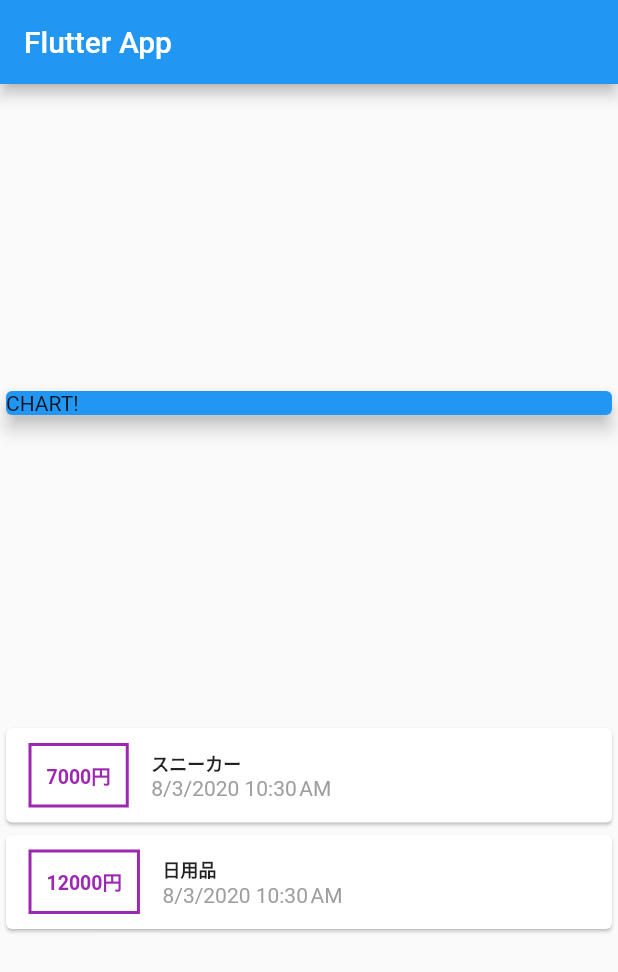
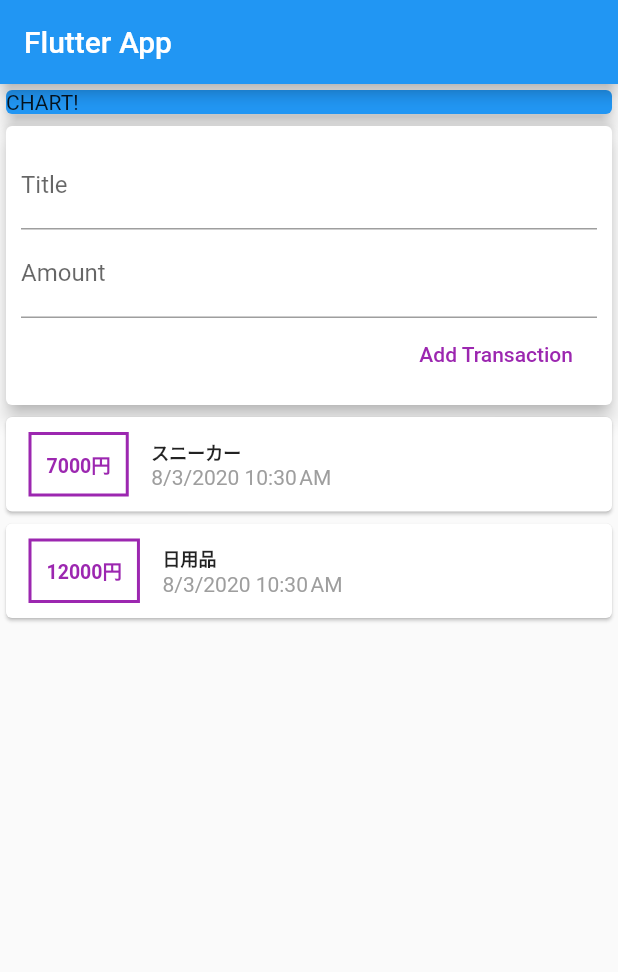
Before and after one commit to yuks0810/personal_expense_app, a Flutter app: the screen it shows after launch, on a phone screen of 412 x 824 dp. Shown: the top 972 px of the screen. Run offline on Flutter 3.47's test engine with Material 2 defaults, Android fonts, the phone set to English and light mode, and no system bars.

Commit message:
ユーザーからのinputを受け付けて、アプリ内の変数に渡す。 - TextField: UserからのInputを受け付けるInputフィールド - InputDecoration(lavelText: )でInputフィールドのラベルを指定 - final amountController = TextEditingController(); でonPressedのアクションの際に変数にinputから入力された値を代入する

```diff
--- a/lib/main.dart
+++ b/lib/main.dart
@@ -31,6 +31,10 @@
       date: DateTime.now(),
     ),
   ];
+  // String titleInput;
+  // String amountInput;
+  final titleController = TextEditingController();
+  final amountController = TextEditingController();
 
   @override
   Widget build(BuildContext context) {
@@ -39,9 +43,8 @@
           title: Text('Flutter App'),
         ),
         body: Column(
-          mainAxisAlignment: MainAxisAlignment
-              .spaceEvenly, // Columnのなかでどのようにそれぞれのカードを配置するかを決定する
-          crossAxisAlignment: CrossAxisAlignment.center,
+          // mainAxisAlignment: MainAxisAlignment.start, // Columnのなかでどのようにそれぞれのカードを配置するかを決定する
+          crossAxisAlignment: CrossAxisAlignment.stretch,
           children: <Widget>[
             Container(
               width: double.infinity, // 横幅いっぱいに広げる
@@ -49,6 +52,41 @@
                 color: Colors.blue,
                 child: Text('CHART!'),
                 elevation: 5,
+              ),
+            ),
+            Card(
+              elevation: 5,
+              child: Container(
+                padding: EdgeInsets.all(10),
+                child: Column(
+                  crossAxisAlignment: CrossAxisAlignment.end, //ボタンを右側に配置Ï
+                  children: <Widget>[
+                    // TextFieldでキーボードがポップアップするinputを表示可能
+                    TextField(
+                      decoration: InputDecoration(labelText: 'Title'),
+                      controller: titleController,
+                      // onChanged: (val) {
+                      //   // onChangedのトリガー後の処理を書く
+                      //   titleInput = val;
+                      // },
+                    ),
+                    TextField(
+                      decoration: InputDecoration(labelText: 'Amount'),
+                      controller: amountController,
+                      // onChanged: (val) {
+                      //   amountInput = val;
+                      // },
+                    ),
+                    FlatButton(
+                      child: Text('Add Transaction'),
+                      textColor: Colors.purple,
+                      onPressed: () {
+                        print(titleController.text);
+                        print(amountController.text);
+                      },
+                    ),
+                  ],
+                ),
               ),
             ),
             Column(
@@ -89,7 +127,8 @@
                           ),
                           // 商品の購入日を表示
                           Text(
-                            DateFormat.yMd().add_jm().format(tx.date), // import 'package:intl/intl.dart';でimportした日付フォーマットを使っている
+                            DateFormat.yMd().add_jm().format(tx
+                                .date), // import 'package:intl/intl.dart';でimportした日付フォーマットを使っている
                             style: TextStyle(color: Colors.grey),
                           ),
                         ],
```
Also changed, not shown: pubspec.lock.
